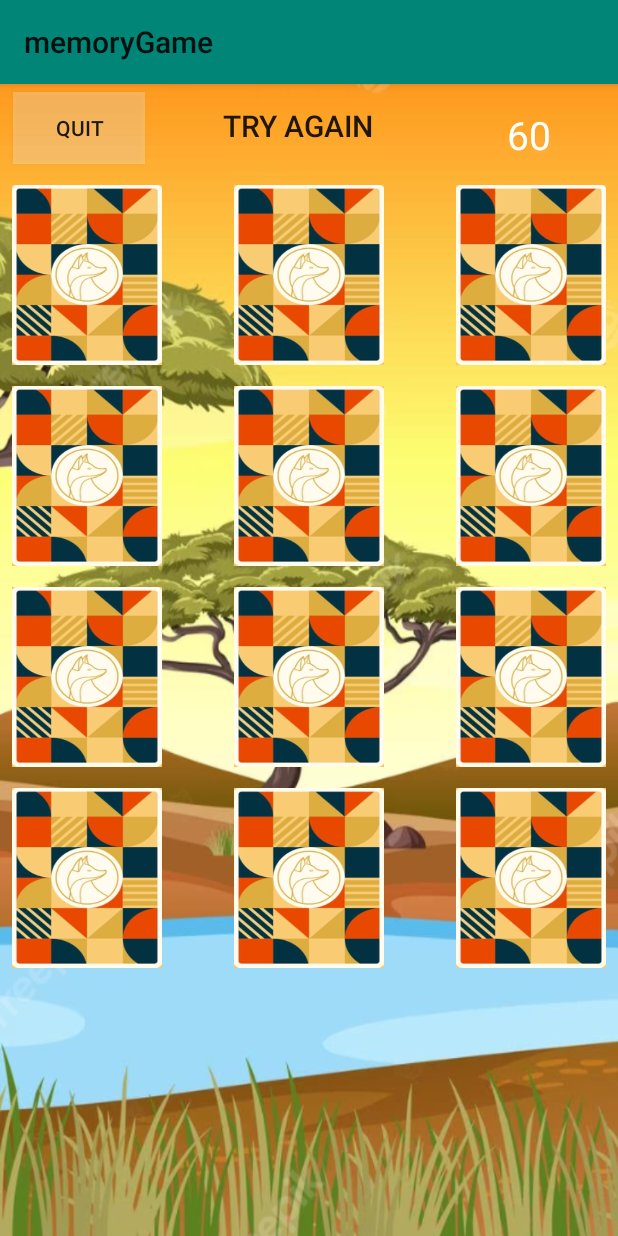
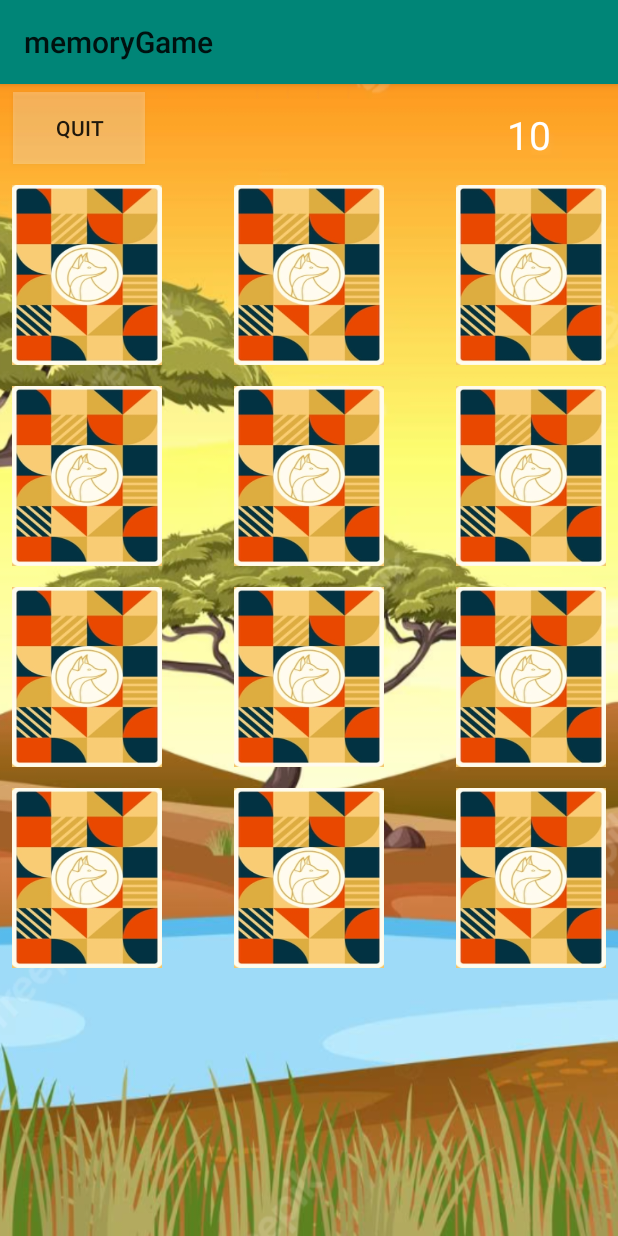
Before and after one commit to marshmottel/memoryGame, an Android app: the ContentMainActivity2 screen opened directly, with no data from a screen before it, on a phone screen of 412 x 824 dp. Run offline under Robolectric (Android 15) with nearby library versions, the light colour scheme and no system bars.

```diff
--- a/app/src/main/java/com/example/memorygame/ContentMainActivity1.kt
+++ b/app/src/main/java/com/example/memorygame/ContentMainActivity1.kt
@@ -36,7 +36,6 @@ class ContentMainActivity1 : AppCompatActivity() {
         textViewRemainingTime3 = findViewById(R.id.textViewRemainingTime3)
         button15 = findViewById<Button>(R.id.back)
         button15.setOnClickListener {
-
 
             val intent2 = Intent(this@ContentMainActivity1, MainActivity::class.java)
             startActivity(intent2)
--- a/app/src/main/java/com/example/memorygame/ContentMainActivity2.kt
+++ b/app/src/main/java/com/example/memorygame/ContentMainActivity2.kt
@@ -37,7 +37,7 @@ class ContentMainActivity2 : AppCompatActivity() {
     private var mediaPlayer: MediaPlayer? = null
     private var cardFlipSound: MediaPlayer? = null
     private lateinit var tryAgain3: Button
-    private var remainingTime3 = 60
+    private var remainingTime3 = 10
     private lateinit var textViewRemainingTime3: TextView
     private var timerStarted = false
 
--- a/app/src/main/res/layout/content_main_activity2.xml
+++ b/app/src/main/res/layout/content_main_activity2.xml
@@ -196,6 +196,8 @@
         android:id="@+id/tryAgain3"
         android:layout_width="wrap_content"
         android:layout_height="wrap_content"
+        android:visibility="invisible"
+        android:clickable="false"
         android:layout_marginTop="4dp"
         android:layout_marginEnd="164dp"
         android:background="@null"
```
Also changed, not shown: app/src/main/java/com/example/memorygame/ContentMainActivity3.kt (+31 -16 lines).
